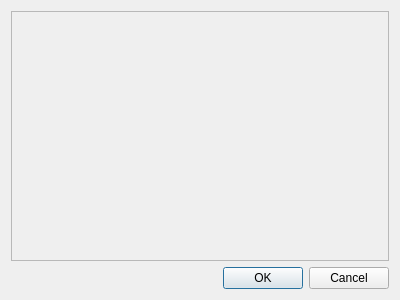
Old version of the form Forms/interventionform.ui in the repository Cheddy/InterventionManagerClient.
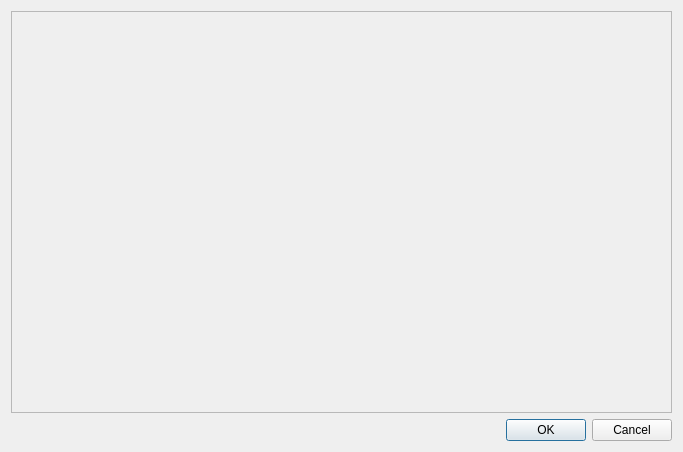
New version of the form.

Patch:
```diff
--- a/Forms/interventionform.ui
+++ b/Forms/interventionform.ui
@@ -6,8 +6,8 @@
    <rect>
     <x>0</x>
     <y>0</y>
-    <width>400</width>
-    <height>300</height>
+    <width>683</width>
+    <height>452</height>
    </rect>
   </property>
   <property name="windowTitle">
@@ -34,8 +34,8 @@
        <rect>
         <x>0</x>
         <y>0</y>
-        <width>380</width>
-        <height>251</height>
+        <width>663</width>
+        <height>403</height>
        </rect>
       </property>
       <layout class="QGridLayout" name="gridLayout_2">
```
Left out of the diff: 2 changed lines with no effect on the pictures.
